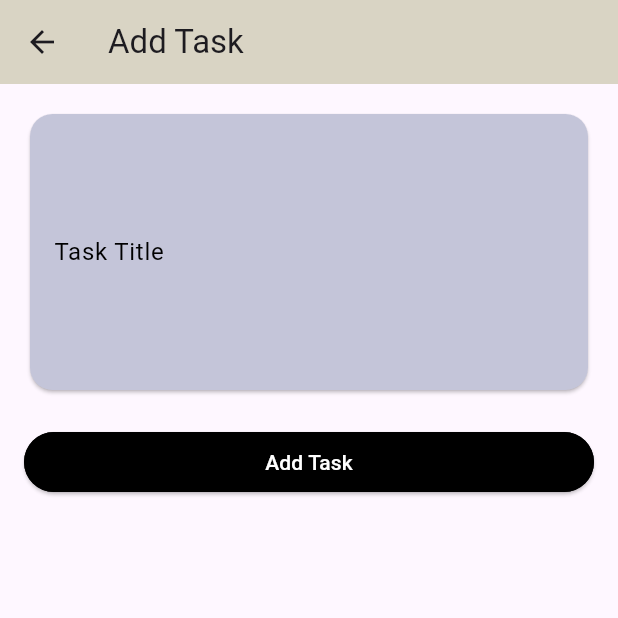
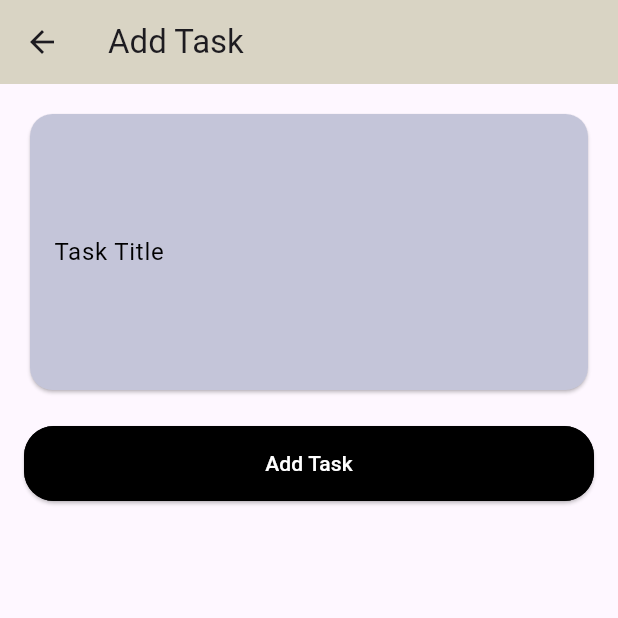
Before and after one commit to akashbathani/task_app, a Flutter app: the screen it shows after launch, after a tap on the "add" icon, on a phone screen of 412 x 824 dp, the top half of it. Run offline on Flutter 3.47's test engine with Material 3 defaults, Android fonts, the phone set to English and light mode, and no system bars; our stand-ins replace flutter_bloc, shared_preferences.

Commit message:
remaining changes

```diff
--- a/lib/main.dart
+++ b/lib/main.dart
@@ -17,7 +17,7 @@ void main() async {
 class MyApp extends StatelessWidget {
   final TaskRepository taskRepository;
 
-  const MyApp({Key? key, required this.taskRepository}) : super(key: key);
+  const MyApp({super.key, required this.taskRepository});
 
   @override
   Widget build(BuildContext context) {
@@ -27,7 +27,8 @@ class MyApp extends StatelessWidget {
           create: (context) => TaskBloc(taskRepository)..add(LoadTasksEvent()),
         ),
       ],
-      child: MaterialApp(
+      child: const MaterialApp(
+        debugShowCheckedModeBanner: false,
         title: 'To-Do App',
         color: Color(0xFFD9D4C4),
         home: TaskListScreen(),
--- a/lib/screens/edit_task_screen.dart
+++ b/lib/screens/edit_task_screen.dart
@@ -63,7 +63,7 @@ class _EditTaskScreenState extends State<EditTaskScreen> {
                     ),
                     validator: (value) {
                       if (value == null || value.isEmpty) {
-                        return 'Please enter a task title';
+                        return ' prevent adding tasks without a title';
                       }
                       return null;
                     },
--- a/lib/screens/task_list_screen.dart
+++ b/lib/screens/task_list_screen.dart
@@ -19,7 +19,6 @@ class _TaskListScreenState extends State<TaskListScreen> {
   @override
   Widget build(BuildContext context) {
     return Scaffold(
-      backgroundColor: const Color(0xFFD9D4C4),
       appBar: AppBar(
         title: const Text('To-Do List'),
         backgroundColor: const Color(0xFFD9D4C4),
@@ -69,12 +68,15 @@ class _TaskListScreenState extends State<TaskListScreen> {
                   if (state.tasks.isEmpty) {
                     return const Center(child: Text('No data found.'));
                   }
-                  return ListView.builder(
-                    itemCount: state.tasks.length,
-                    itemBuilder: (context, index) {
-                      final task = state.tasks[index];
-                      return TaskTile(task: task, index: index);
-                    },
+                  return Padding(
+                    padding: const EdgeInsets.all(8.0),
+                    child: ListView.builder(
+                      itemCount: state.tasks.length,
+                      itemBuilder: (context, index) {
+                        final task = state.tasks[index];
+                        return TaskTile(task: task, index: index);
+                      },
+                    ),
                   );
                 } else {
                   return const Center(child: Text('Something went wrong.'));
--- a/lib/widgets/custom_button.dart
+++ b/lib/widgets/custom_button.dart
@@ -1,30 +1,32 @@
-
 import 'package:flutter/material.dart';
 
 class CustomButton extends StatelessWidget {
   final String text;
   final bool isSelected;
   final VoidCallback onPressed;
+  final double height;
 
   const CustomButton({
     super.key,
     required this.text,
     required this.isSelected,
     required this.onPressed,
+    this.height = 50.0,
   });
 
   @override
   Widget build(BuildContext context) {
     return ElevatedButton(
       style: ElevatedButton.styleFrom(
-        backgroundColor:  isSelected ? Colors.black : Colors.white,
-        foregroundColor:  isSelected ? Colors.white : Colors.black,
+        backgroundColor: isSelected ? Colors.black : Colors.white,
+        foregroundColor: isSelected ? Colors.white : Colors.black,
         shape: RoundedRectangleBorder(
           borderRadius: BorderRadius.circular(20),
-          side: BorderSide(
+          side: const BorderSide(
             color: Colors.black,
           ),
         ),
+        minimumSize: Size(double.infinity, height),
       ),
       onPressed: onPressed,
       child: Text(text),
```
Also changed, not shown: lib/screens/add_task_screen.dart (+4 -3 lines), lib/widgets/task_tile.dart (+14 -9 lines), pubspec.lock.
